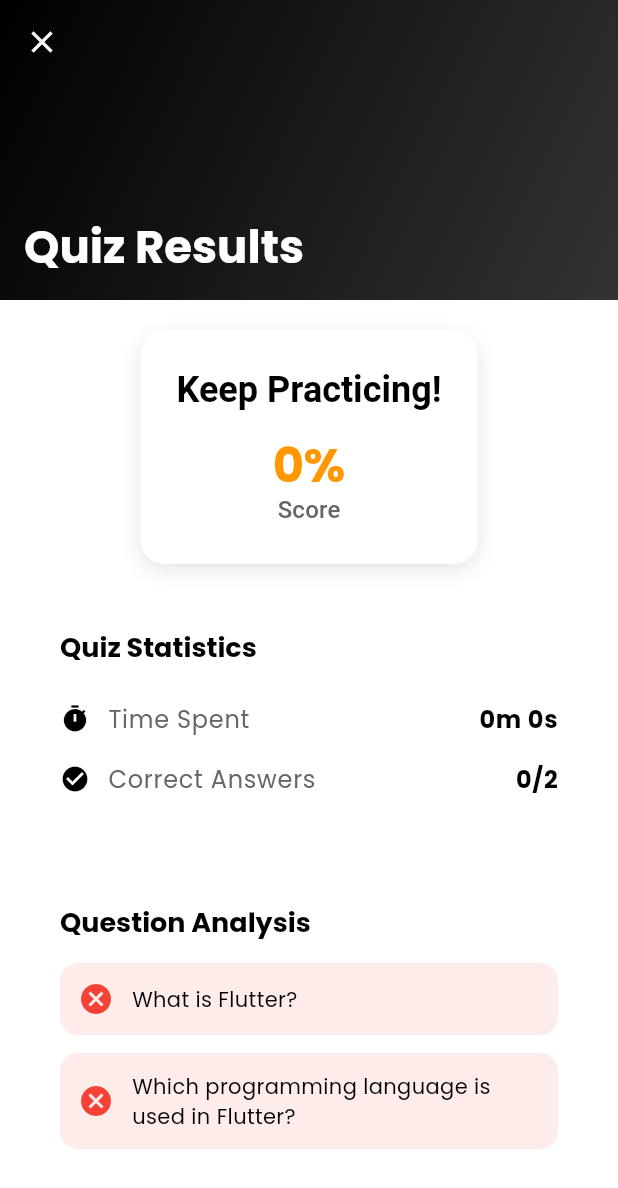
After one commit to Edil-Ayehu/e_learning_app, a Flutter app: the QuizResultScreen screen opened directly with sample values from the repository, on a phone screen of 412 x 824 dp. The commit adds this screen. Shown: the top 1188 px of the screen. Run offline on Flutter 3.47's test engine with Material 3 defaults, Android fonts, the phone set to English and light mode, and no system bars; our stand-ins replace cached_network_image, chewie, cloud_firestore, equatable, firebase_auth, firebase_core and 9 more; accounts and stored records are empty.

Commit message:
quiz result screen

```diff
--- a/lib/main.dart
+++ b/lib/main.dart
@@ -3,6 +3,8 @@ import 'package:e_learning_app/blocs/profile/profile_bloc.dart';
 import 'package:e_learning_app/config/firebase_config.dart';
 import 'package:e_learning_app/core/theme/app_theme.dart';
 import 'package:e_learning_app/data/services/storage_service.dart';
+import 'package:e_learning_app/models/quiz.dart';
+import 'package:e_learning_app/models/quiz_attempt.dart';
 import 'package:e_learning_app/repository/course_repository.dart';
 import 'package:e_learning_app/routes/app_routes.dart';
 import 'package:e_learning_app/views/auth/forgot_password_screen.dart';
@@ -21,6 +23,7 @@ import 'package:e_learning_app/views/profile/edit_profile_screen.dart';
 import 'package:e_learning_app/views/profile/profile_screen.dart';
 import 'package:e_learning_app/views/quiz/quiz_attempt_screen.dart';
 import 'package:e_learning_app/views/quiz/quiz_list_screen.dart';
+import 'package:e_learning_app/views/quiz/quiz_result_screen.dart';
 import 'package:e_learning_app/views/settings/privacy_policy_screen.dart';
 import 'package:e_learning_app/views/settings/settings_screen.dart';
 import 'package:e_learning_app/views/settings/terms_conditions_screen.dart';
@@ -152,6 +155,13 @@ class MyApp extends StatelessWidget {
                 ),
               ),
               GetPage(
+                name: AppRoutes.quizResult,
+                page: () => QuizResultScreen(
+                  attempt: Get.arguments['attempt'] as QuizAttempt,
+                  quiz: Get.arguments['quiz'] as Quiz,
+                ),
+              ),
+              GetPage(
                 name: '/course/:id',
                 page: () => CourseDetailScreen(
                   courseId: Get.parameters['id'] ?? '',
--- a/lib/routes/app_routes.dart
+++ b/lib/routes/app_routes.dart
@@ -1,3 +1,5 @@
+import 'package:e_learning_app/models/quiz.dart';
+import 'package:e_learning_app/models/quiz_attempt.dart';
 import 'package:e_learning_app/views/auth/forgot_password_screen.dart';
 import 'package:e_learning_app/views/auth/login_screen.dart';
 import 'package:e_learning_app/views/auth/register_screen.dart';
@@ -15,6 +17,7 @@ import 'package:e_learning_app/views/profile/edit_profile_screen.dart';
 import 'package:e_learning_app/views/profile/profile_screen.dart';
 import 'package:e_learning_app/views/quiz/quiz_attempt_screen.dart';
 import 'package:e_learning_app/views/quiz/quiz_list_screen.dart';
+import 'package:e_learning_app/views/quiz/quiz_result_screen.dart';
 import 'package:e_learning_app/views/settings/privacy_policy_screen.dart';
 import 'package:e_learning_app/views/settings/settings_screen.dart';
 import 'package:e_learning_app/views/settings/terms_conditions_screen.dart';
@@ -25,6 +28,7 @@ import 'package:e_learning_app/views/teacher/student_progress_screen.dart';
 import 'package:e_learning_app/views/teacher/teacher_analytics_screen.dart';
 import 'package:e_learning_app/views/teacher/teacher_home_screen.dart';
 import 'package:flutter/material.dart';
+import 'package:get/get.dart';
 
 class AppRoutes {
   // Auth Routes
@@ -43,6 +47,7 @@ class AppRoutes {
   // Quiz Routes
   static const String quizList = '/quizzes';
   static const String quizAttempt = '/quiz/:id';
+  static const String quizResult = '/quiz/result';
 
   // Profile Routes
   static const String profile = '/profile';
--- a/lib/services/dummy_data_service.dart
+++ b/lib/services/dummy_data_service.dart
@@ -275,7 +275,7 @@ class DummyDataService {
 
   static List<Lesson> _createFlutterLessons() {
     return [
-      _createLesson('1', 'Introduction to Flutter', true, true),
+      _createLesson('1', 'Introduction to Flutter', true, false),
       _createLesson('2', 'Dart Programming Basics', false, false),
       _createLesson('3', 'Building UI with Widgets', false, false),
       _createLesson('4', 'State Management', false, false),
@@ -306,9 +306,9 @@ class DummyDataService {
 
   static List<Lesson> _createArchitectureLessons() {
     return [
-      _createLesson('1', 'Clean Architecture Overview', true, false),
-      _createLesson('2', 'SOLID Principles', false, false),
-      _createLesson('3', 'Repository Pattern', false, false),
+      _createLesson('1', 'Clean Architecture Overview', true, true),
+      _createLesson('2', 'SOLID Principles', false, true),
+      _createLesson('3', 'Repository Pattern', false, true),
       _createLesson('4', 'Dependency Injection', false, false),
       _createLesson('5', 'Unit Testing', false, false),
     ];
--- a/lib/views/quiz/quiz_attempt_screen.dart
+++ b/lib/views/quiz/quiz_attempt_screen.dart
@@ -6,6 +6,8 @@ import 'package:e_learning_app/core/theme/app_colors.dart';
 import 'package:e_learning_app/services/dummy_data_service.dart';
 import 'dart:async';
 import 'package:e_learning_app/models/quiz_attempt.dart';
+import 'package:e_learning_app/views/quiz/quiz_result_screen.dart';
+import 'package:e_learning_app/routes/app_routes.dart';
 
 class QuizAttemptScreen extends StatefulWidget {
   final String quizId;
@@ -15,7 +17,6 @@ class QuizAttemptScreen extends StatefulWidget {
   State<QuizAttemptScreen> createState() => _QuizAttemptScreenState();
 }
 
-
 class _QuizAttemptScreenState extends State<QuizAttemptScreen> {
   late final Quiz quiz;
   late final PageController _pageController;
@@ -23,6 +24,7 @@ class _QuizAttemptScreenState extends State<QuizAttemptScreen> {
   Map<String, String> selectedAnswers = {}; // questionId: optionId
   int remainingSeconds = 0;
   Timer? _timer;
+  QuizAttempt? currentAttempt;
 
   @override
   void initState() {
@@ -85,22 +87,26 @@ class _QuizAttemptScreenState extends State<QuizAttemptScreen> {
   void _submitQuiz() {
     _timer?.cancel();
     final score = _calculateScore();
-    final attempt = QuizAttempt(
+    currentAttempt = QuizAttempt(
       id: DateTime.now().millisecondsSinceEpoch.toString(),
       quizId: quiz.id,
-      userId: 'current_user_id', // Replace with actual user ID
+      userId: 'current_user_id',
       answers: selectedAnswers,
       score: score,
-      startedAt: DateTime.now().subtract(Duration(seconds: quiz.timeLimit * 60 - remainingSeconds)),
+      startedAt: DateTime.now()
+          .subtract(Duration(seconds: quiz.timeLimit * 60 - remainingSeconds)),
       completedAt: DateTime.now(),
       timeSpent: quiz.timeLimit * 60 - remainingSeconds,
     );
 
-    // Save attempt (implement this in DummyDataService)
-    DummyDataService.saveQuizAttempt(attempt);
+    DummyDataService.saveQuizAttempt(currentAttempt!);
 
-    // Show results dialog
-    _showResultsDialog(score);
+    Get.off(
+      () => QuizResultScreen(
+        attempt: currentAttempt!,
+        quiz: quiz,
+      ),
+    );
   }
 
   int _calculateScore() {
@@ -121,22 +127,26 @@ class _QuizAttemptScreenState extends State<QuizAttemptScreen> {
       context: context,
       barrierDismissible: false,
       builder: (context) => AlertDialog(
-        title: Text('Quiz Results'),
+        title: const Text('Quiz Results'),
         content: Column(
           mainAxisSize: MainAxisSize.min,
           children: [
             Text('Score: $score / $totalPoints'),
             Text('Percentage: $percentage%'),
-            Text('Time spent: ${quiz.timeLimit * 60 - remainingSeconds} seconds'),
+            Text(
+                'Time spent: ${quiz.timeLimit * 60 - remainingSeconds} seconds'),
           ],
         ),
         actions: [
           TextButton(
             onPressed: () {
               Get.back(); // Close dialog
-              Get.back(); // Return to quiz list
+              Get.offNamed(AppRoutes.quizResult, arguments: {
+                'attempt': currentAttempt,
+                'quiz': quiz,
+              });
             },
-            child: Text('Done'),
+            child: const Text('Done'),
           ),
         ],
       ),
@@ -208,7 +218,8 @@ class _QuizAttemptScreenState extends State<QuizAttemptScreen> {
           totalQuestions: quiz.questions.length,
           question: quiz.questions[index],
           selectedOptionId: selectedAnswers[quiz.questions[index].id],
-    onOptionSelected: (optionId) => _selectAnswer(quiz.questions[index].id, optionId),
+          onOptionSelected: (optionId) =>
+              _selectAnswer(quiz.questions[index].id, optionId),
         ),
       ),
       bottomNavigationBar: Container(
@@ -303,9 +314,25 @@ class _QuizAttemptScreenState extends State<QuizAttemptScreen> {
 
   Future<void> _showSubmitDialog(BuildContext context) async {
     final theme = Theme.of(context);
+    final score = _calculateScore();
+    currentAttempt = QuizAttempt(
+      id: DateTime.now().millisecondsSinceEpoch.toString(),
+      quizId: quiz.id,
+      userId: 'current_user_id',
+      answers: selectedAnswers,
+      score: score,
+      startedAt: DateTime.now()
+          .subtract(Duration(seconds: quiz.timeLimit * 60 - remainingSeconds)),
+      completedAt: DateTime.now(),
+      timeSpent: quiz.timeLimit * 60 - remainingSeconds,
+    );
+
+    // Save attempt
+    DummyDataService.saveQuizAttempt(currentAttempt!);
 
     return showDialog(
       context: context,
+      barrierDismissible: false,
       builder: (context) => AlertDialog(
         title: const Text('Submit Quiz'),
         content: const Text('Are you sure you want to submit your answers?'),
@@ -317,7 +344,12 @@ class _QuizAttemptScreenState extends State<QuizAttemptScreen> {
           FilledButton(
             onPressed: () {
               Navigator.pop(context);
-              Get.back();
+              Get.off(
+                () => QuizResultScreen(
+                  attempt: currentAttempt!,
+                  quiz: quiz,
+                ),
+              );
             },
             child: const Text('Submit'),
           ),
@@ -386,23 +418,18 @@ class _QuestionPage extends StatelessWidget {
     );
   }
 
-  Widget _buildOptionTile(
-    BuildContext context,
-    String optionId,
-    String text,
-    {required bool isSelected,
-    required VoidCallback onTap}
-  ) {
+  Widget _buildOptionTile(BuildContext context, String optionId, String text,
+      {required bool isSelected, required VoidCallback onTap}) {
     final theme = Theme.of(context);
 
     return Container(
       margin: const EdgeInsets.only(bottom: 16),
       decoration: BoxDecoration(
-        color: isSelected ? AppColors.primary.withOpacity(0.1) : AppColors.accent,
+        color:
+            isSelected ? AppColors.primary.withOpacity(0.1) : AppColors.accent,
         borderRadius: BorderRadius.circular(16),
-        border: isSelected
-            ? Border.all(color: AppColors.primary, width: 2)
-            : null,
+        border:
+            isSelected ? Border.all(color: AppColors.primary, width: 2) : null,
       ),
       child: Material(
         color: Colors.transparent,
--- /dev/null
+++ b/lib/views/quiz/quiz_result_screen.dart
@@ -0,0 +1,245 @@
+import 'package:e_learning_app/models/question.dart';
+import 'package:flutter/material.dart';
+import 'package:e_learning_app/core/theme/app_colors.dart';
+import 'package:e_learning_app/models/quiz_attempt.dart';
+import 'package:e_learning_app/models/quiz.dart';
+import 'package:get/get.dart';
+
+class QuizResultScreen extends StatelessWidget {
+  final QuizAttempt attempt;
+  final Quiz quiz;
+
+  const QuizResultScreen({
+    super.key,
+    required this.attempt,
+    required this.quiz,
+  });
+
+  @override
+  Widget build(BuildContext context) {
+    final theme = Theme.of(context);
+    final percentage = (attempt.score * 100).round();
+    final isPassed = percentage >= 70; // Assuming 70% is passing score
+
+    return Scaffold(
+      backgroundColor: AppColors.lightBackground,
+      body: CustomScrollView(
+        physics: const BouncingScrollPhysics(),
+        slivers: [
+          SliverAppBar(
+            expandedHeight: 200,
+            pinned: true,
+            backgroundColor: AppColors.primary,
+            leading: IconButton(
+              icon: const Icon(Icons.close, color: AppColors.accent),
+              onPressed: () => Get.offAllNamed('/quizzes'),
+            ),
+            flexibleSpace: FlexibleSpaceBar(
+              titlePadding: const EdgeInsets.all(16),
+              title: Text(
+                'Quiz Results',
+                style: theme.textTheme.headlineMedium?.copyWith(
+                  color: AppColors.accent,
+                  fontWeight: FontWeight.bold,
+                ),
+              ),
+              background: Container(
+                decoration: const BoxDecoration(
+                  gradient: LinearGradient(
+                    colors: [AppColors.primary, AppColors.primaryLight],
+                    begin: Alignment.topLeft,
+                    end: Alignment.bottomRight,
+                  ),
+                ),
+              ),
+            ),
+          ),
+          SliverToBoxAdapter(
+            child: Padding(
+              padding: const EdgeInsets.all(20),
+              child: Column(
+                children: [
+                  _buildScoreCard(theme, percentage, isPassed),
+                  const SizedBox(height: 24),
+                  _buildStatsCard(theme),
+                  const SizedBox(height: 24),
+                  _buildQuestionAnalysis(theme),
+                ],
+              ),
+            ),
+          ),
+        ],
+      ),
+    );
+  }
+
+  Widget _buildScoreCard(ThemeData theme, int percentage, bool isPassed) {
+    return Container(
+      padding: const EdgeInsets.all(24),
+      decoration: BoxDecoration(
+        color: AppColors.accent,
+        borderRadius: BorderRadius.circular(16),
+        boxShadow: [
+          BoxShadow(
+            color: AppColors.primary.withOpacity(0.1),
+            blurRadius: 10,
+            offset: const Offset(0, 4),
+          ),
+        ],
+      ),
+      child: Column(
+        children: [
+          Text(
+            isPassed ? 'Congratulations!' : 'Keep Practicing!',
+            style: theme.textTheme.headlineSmall?.copyWith(
+              color: AppColors.primary,
+              fontWeight: FontWeight.bold,
+            ),
+          ),
+          const SizedBox(height: 16),
+          Text(
+            '$percentage%',
+            style: theme.textTheme.displayLarge?.copyWith(
+              color: isPassed ? Colors.green : Colors.orange,
+              fontWeight: FontWeight.bold,
+            ),
+          ),
+          Text(
+            'Score',
+            style: theme.textTheme.titleMedium?.copyWith(
+              color: AppColors.secondary,
+            ),
+          ),
+        ],
+      ),
+    );
+  }
+
+  Widget _buildStatsCard(ThemeData theme) {
+    return Container(
+      padding: const EdgeInsets.all(20),
+      decoration: BoxDecoration(
+        color: AppColors.accent,
+        borderRadius: BorderRadius.circular(16),
+      ),
+      child: Column(
+        crossAxisAlignment: CrossAxisAlignment.start,
+        children: [
+          Text(
+            'Quiz Statistics',
+            style: theme.textTheme.titleLarge?.copyWith(
+              color: AppColors.primary,
+              fontWeight: FontWeight.bold,
+            ),
+          ),
+          const SizedBox(height: 16),
+          _buildStatRow(
+            theme,
+            'Time Spent',
+            '${attempt.timeSpent ~/ 60}m ${attempt.timeSpent % 60}s',
+            Icons.timer,
+          ),
+          _buildStatRow(
+            theme,
+            'Correct Answers',
+            '${(attempt.score * quiz.questions.length).round()}/${quiz.questions.length}',
+            Icons.check_circle,
+          ),
+        ],
+      ),
+    );
+  }
+
+  Widget _buildStatRow(
+    ThemeData theme,
+    String label,
+    String value,
+    IconData icon,
+  ) {
+    return Padding(
+      padding: const EdgeInsets.symmetric(vertical: 8),
+      child: Row(
+        children: [
+          Icon(icon, color: AppColors.primary, size: 20),
+          const SizedBox(width: 12),
+          Text(
+            label,
+            style: theme.textTheme.bodyLarge?.copyWith(
+              color: AppColors.secondary,
+            ),
+          ),
+          const Spacer(),
+          Text(
+            value,
+            style: theme.textTheme.bodyLarge?.copyWith(
+              color: AppColors.primary,
+              fontWeight: FontWeight.bold,
+            ),
+          ),
+        ],
+      ),
+    );
+  }
+
+  Widget _buildQuestionAnalysis(ThemeData theme) {
+    return Container(
+      padding: const EdgeInsets.all(20),
+      decoration: BoxDecoration(
+        color: AppColors.accent,
+        borderRadius: BorderRadius.circular(16),
+      ),
+      child: Column(
+        crossAxisAlignment: CrossAxisAlignment.start,
+        children: [
+          Text(
+            'Question Analysis',
+            style: theme.textTheme.titleLarge?.copyWith(
+              color: AppColors.primary,
+              fontWeight: FontWeight.bold,
+            ),
+          ),
+          const SizedBox(height: 16),
+          ...quiz.questions.map((question) {
+            final userAnswer = attempt.answers[question.id];
+            final isCorrect = userAnswer == question.correctOptionId;
+            return _buildQuestionResult(theme, question, isCorrect);
+          }),
+        ],
+      ),
+    );
+  }
+
+  Widget _buildQuestionResult(
+    ThemeData theme,
+    Question question,
+    bool isCorrect,
+  ) {
+    return Container(
+      margin: const EdgeInsets.only(bottom: 12),
+      padding: const EdgeInsets.all(12),
+      decoration: BoxDecoration(
+        color: isCorrect
+            ? Colors.green.withOpacity(0.1)
+            : Colors.red.withOpacity(0.1),
+        borderRadius: BorderRadius.circular(12),
+      ),
+      child: Row(
+        children: [
+          Icon(
+            isCorrect ? Icons.check_circle : Icons.cancel,
+            color: isCorrect ? Colors.green : Colors.red,
+          ),
+          const SizedBox(width: 12),
+          Expanded(
+            child: Text(
+              question.text,
+              style: theme.textTheme.bodyMedium?.copyWith(
+                color: AppColors.primary,
+              ),
+            ),
+          ),
+        ],
+      ),
+    );
+  }
+}
```
Lines whose indentation alone changed are shown as unchanged.
